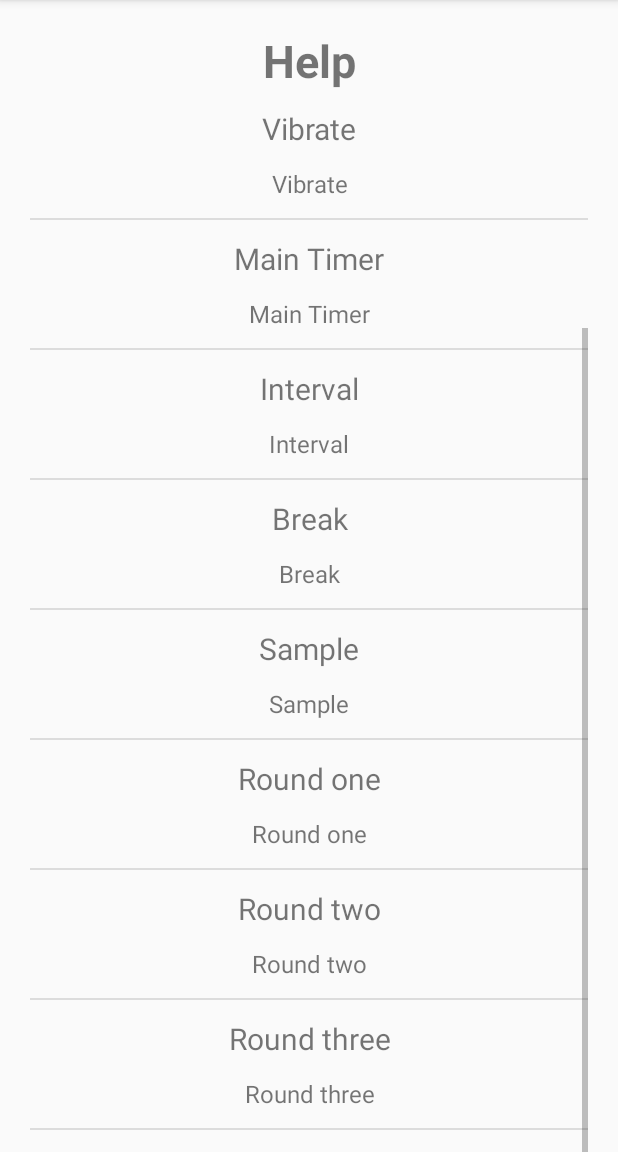
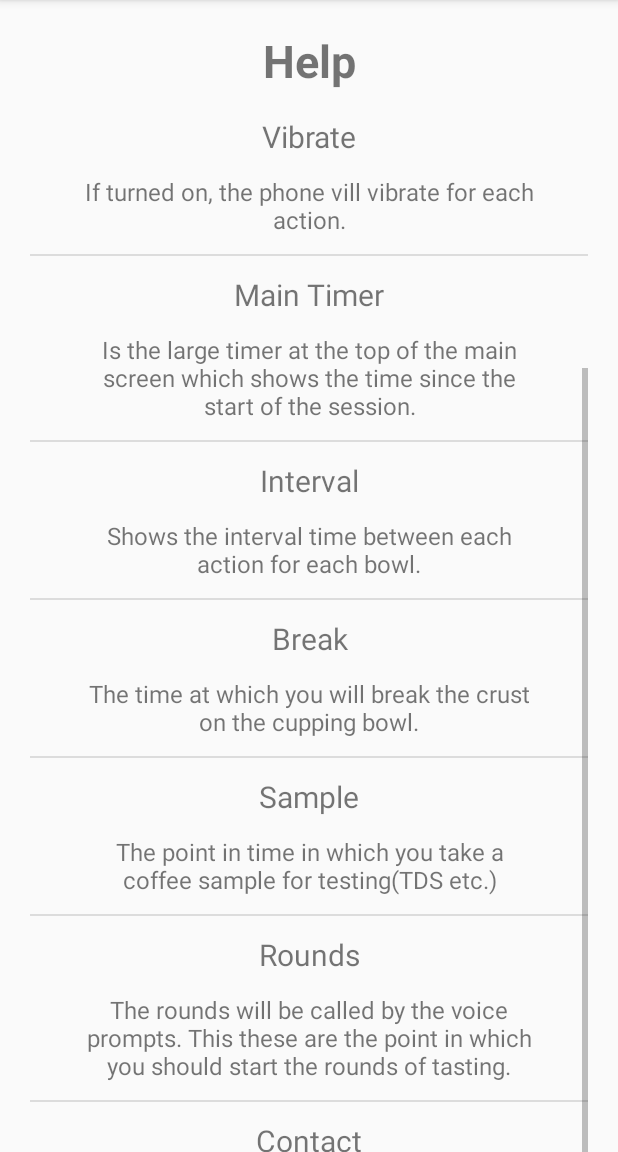
Before and after one commit to anjrew/CupOmaTic_Android, an Android app: the Help screen opened directly, with no data from a screen before it, scrolled down 488 dp, on a phone screen of 412 x 824 dp, the part 84-1236 px from its top. Run offline under Robolectric (Android 15) with nearby library versions, the phone set to English and light mode, and no system bars.

Commit message:
15.7.2018 - 17:22
got the round descriptions in there

```diff
--- a/app/src/main/java/com/rinson/cupomaticv2/Help.java
+++ b/app/src/main/java/com/rinson/cupomaticv2/Help.java
@@ -12,18 +12,28 @@ public class Help extends AppCompatActivity {
     private String[] item;
     private String[] description;
     boolean checked;
+    public String advancedModeText;
+    public String voicePromptsText;
+    public String vibrateText;
+    public String mainTimerText;
+    public String intervalText;
+    public String breakText;
+    public String sampleText;
+    public String roundsText;
+    public String contactText;
 
 
     protected void onCreate(Bundle savedInstanceState) {
         super.onCreate(savedInstanceState);
         setContentView(R.layout.activity_help);
+        setupDescriptionStrings();
         setUpValues();
         createListView();
     }
 
     public void setUpValues(){
-        item  =  new String[]{"Advanced mode", "Voice prompts", "Vibrate", "Main Timer", "Interval", "Break", "Sample", "Round one", "Round two", "Round three", "Contact"};
-        description = new String[]{"Advanced mode", "Voice prompts", "Vibrate","Main Timer", "Interval", "Break", "Sample", "Round one", "Round two", "Round three", "Contact"};
+        item  =  new String[]{"Advanced mode", "Voice prompts", "Vibrate", "Main Timer", "Interval", "Break", "Sample", "Rounds", "Contact"};
+        description = new String[]{advancedModeText, voicePromptsText, vibrateText,mainTimerText, intervalText, breakText, sampleText, roundsText, contactText};
     }
 
 
@@ -41,5 +51,15 @@ public class Help extends AppCompatActivity {
         });
     }
 
-
+    public void setupDescriptionStrings(){
+        advancedModeText = (String)getText(R.string.Advanced_mode_description);
+        voicePromptsText = (String)getText(R.string.Voice_prompts_description);
+        vibrateText = (String)getText(R.string.Vibrate_description);
+        mainTimerText = (String)getText(R.string.Main_timer_description);
+        intervalText = (String)getText(R.string.Interval_description);
+        breakText = (String)getText(R.string.Break_description);
+        sampleText = (String)getText(R.string.Sample_description);
+        roundsText = (String) getText(R.string.Rounds_description);
+        contactText = (String) getText(R.string.Contact_description);
+    }
 }
--- a/app/src/main/res/values/strings.xml
+++ b/app/src/main/res/values/strings.xml
@@ -28,6 +28,9 @@
     <string name="Rounds_description">The rounds will be called by the voice prompts. This these are the point in which you should start the rounds of tasting.</string>
     <string name="Main_timer_description"> Is the large timer at the top of the main screen which shows the time since the start of the session.</string> I
     <string name="Bowl_indications_description">These are the small circular progress views at the bottom of the screen. They indicate how many bowls the specific action should have already been performed on at that given moment.</string>
+    <string name="Contact_description">For more information, positive or negative feedback,  email me: info@cupomatic.com.</string>
+
+
 
     <string name="Four">Ready</string>
 
```
